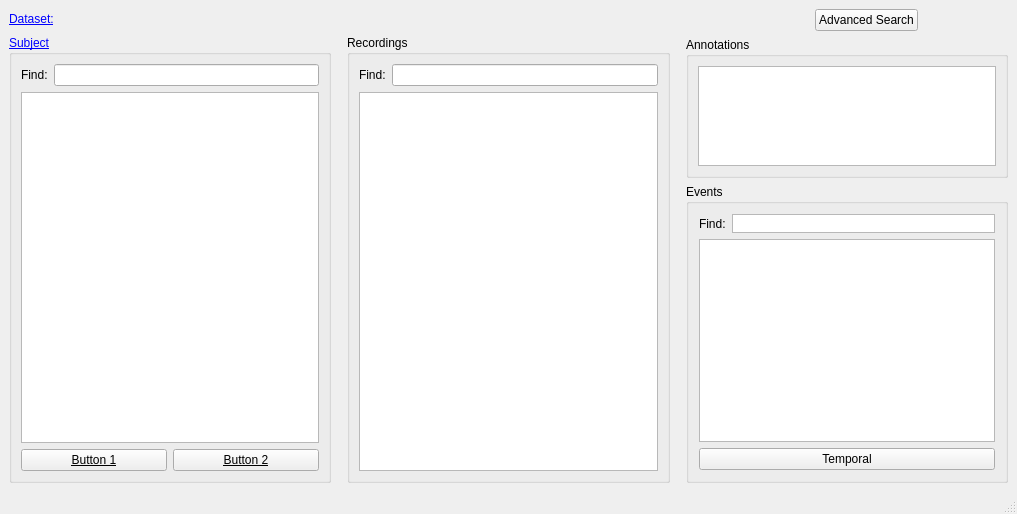
The window that src/qt_designer/base_GUI.ui (jowanpittevils/Databasemanager_Signalplotter) describes before a commit, drawn with Qt 5.
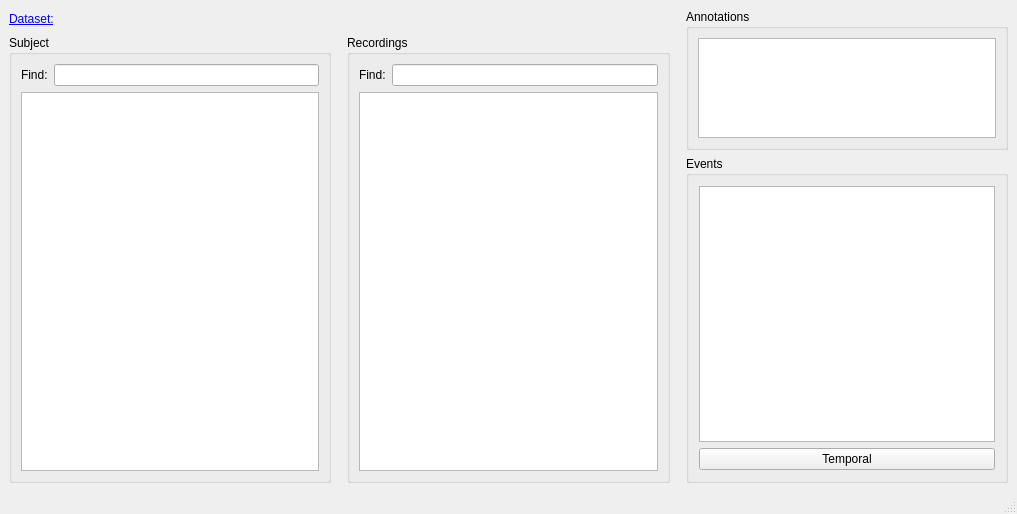
The same window after the commit. Custom widgets are drawn as their Qt base class.

Commit message: removed some unnecessary buttons from the base_UI

```diff
--- a/src/qt_designer/base_GUI.ui
+++ b/src/qt_designer/base_GUI.ui
@@ -129,7 +129,7 @@
              <color alpha="255">
               <red>0</red>
               <green>0</green>
-              <blue>255</blue>
+              <blue>0</blue>
              </color>
             </brush>
            </colorrole>
@@ -140,7 +140,7 @@
              <color alpha="255">
               <red>0</red>
               <green>0</green>
-              <blue>255</blue>
+              <blue>0</blue>
              </color>
             </brush>
            </colorrole>
@@ -160,7 +160,7 @@
         </property>
         <property name="font">
          <font>
-          <underline>true</underline>
+          <underline>false</underline>
          </font>
         </property>
         <property name="title">
@@ -275,22 +275,7 @@
             </layout>
            </item>
            <item>
-            <layout class="QHBoxLayout" name="horizontalLayout_6">
-             <item>
-              <widget class="QPushButton" name="pushButton_9">
-               <property name="text">
-                <string>Button 1</string>
-               </property>
-              </widget>
-             </item>
-             <item>
-              <widget class="QPushButton" name="pushButton_10">
-               <property name="text">
-                <string>Button 2</string>
-               </property>
-              </widget>
-             </item>
-            </layout>
+            <layout class="QHBoxLayout" name="horizontalLayout_6"/>
            </item>
           </layout>
          </item>
@@ -431,37 +416,7 @@
        <enum>QLayout::SetNoConstraint</enum>
       </property>
       <item>
-       <layout class="QHBoxLayout" name="horizontalLayout_9">
-        <item>
-         <spacer name="horizontalSpacer">
-          <property name="orientation">
-           <enum>Qt::Horizontal</enum>
-          </property>
-          <property name="sizeType">
-           <enum>QSizePolicy::Minimum</enum>
-          </property>
-          <property name="sizeHint" stdset="0">
-           <size>
-            <width>40</width>
-            <height>20</height>
-           </size>
-          </property>
-         </spacer>
-        </item>
-        <item>
-         <widget class="QPushButton" name="pushButton">
-          <property name="sizePolicy">
-           <sizepolicy hsizetype="Maximum" vsizetype="Fixed">
-            <horstretch>0</horstretch>
-            <verstretch>0</verstretch>
-           </sizepolicy>
-          </property>
-          <property name="text">
-           <string>Advanced Search</string>
-          </property>
-         </widget>
-        </item>
-       </layout>
+       <layout class="QHBoxLayout" name="horizontalLayout_9"/>
       </item>
       <item>
        <layout class="QVBoxLayout" name="verticalLayout_8">
@@ -546,49 +501,7 @@
                 <enum>QLayout::SetNoConstraint</enum>
                </property>
                <item>
-                <layout class="QHBoxLayout" name="horizontalLayout_10">
-                 <item>
-                  <widget class="QLabel" name="label_8">
-                   <property name="sizePolicy">
-                    <sizepolicy hsizetype="Preferred" vsizetype="Maximum">
-                     <horstretch>0</horstretch>
-                     <verstretch>0</verstretch>
-                    </sizepolicy>
-                   </property>
-                   <property name="maximumSize">
-                    <size>
-                     <width>16777215</width>
-                     <height>13</height>
-                    </size>
-                   </property>
-                   <property name="text">
-                    <string>Find:</string>
-                   </property>
-                  </widget>
-                 </item>
-                 <item>
-                  <widget class="QPlainTextEdit" name="plainTextEdit_7">
-                   <property name="sizePolicy">
-                    <sizepolicy hsizetype="Expanding" vsizetype="Maximum">
-                     <horstretch>0</horstretch>
-                     <verstretch>0</verstretch>
-                    </sizepolicy>
-                   </property>
-                   <property name="maximumSize">
-                    <size>
-                     <width>16777215</width>
-                     <height>19</height>
-                    </size>
-                   </property>
-                   <property name="verticalScrollBarPolicy">
-                    <enum>Qt::ScrollBarAlwaysOff</enum>
-                   </property>
-                   <property name="horizontalScrollBarPolicy">
-                    <enum>Qt::ScrollBarAlwaysOff</enum>
-                   </property>
-                  </widget>
-                 </item>
-                </layout>
+                <layout class="QHBoxLayout" name="horizontalLayout_10"/>
                </item>
                <item>
                 <widget class="QListWidget" name="events_list">
@@ -647,7 +560,12 @@
   <customwidget>
    <class>QLabel_Clickable</class>
    <extends>QLabel</extends>
-   <header>additional_qtclasses.h</header>
+   <header>qt_designer.additional_qtclasses.h</header>
+  </customwidget>
+  <customwidget>
+   <class>lineEdit_autocomplete2</class>
+   <extends>QLineEdit</extends>
+   <header>qt_designer.additional_qtclasses.h</header>
   </customwidget>
  </customwidgets>
  <resources/>
```
Left out of the diff: 8 changed lines with no effect on the pictures. The commit also changes 11 other files.
